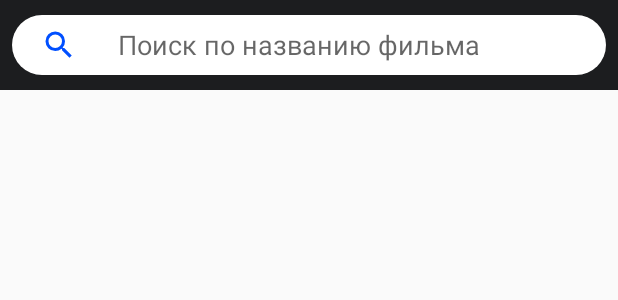
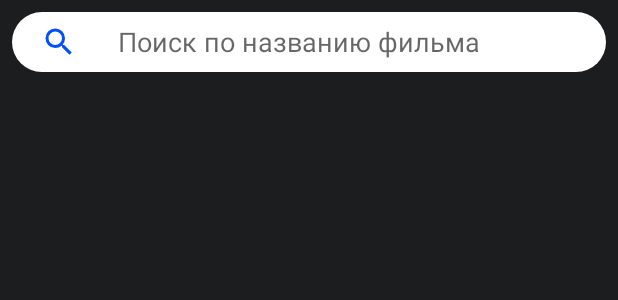
Before and after one commit to theKirill/MovieCatalog, an Android app: the layout activity_main.xml on its own in the app's theme, with its tools: preview values and no code run, on a phone screen of 412 x 824 dp. Shown: the top 300 px of the screen. Run offline under Robolectric (Android 15) with nearby library versions, the phone set to English and light mode, and no system bars.

```diff
--- a/app/src/main/AndroidManifest.xml
+++ b/app/src/main/AndroidManifest.xml
@@ -12,7 +12,7 @@
             android:roundIcon="@mipmap/ic_launcher_round"
             android:supportsRtl="true"
             android:theme="@style/AppTheme">
-        <activity android:name=".MainActivity"
+        <activity android:name=".activity.MainActivity"
                   android:windowSoftInputMode="stateHidden">
             <intent-filter>
                 <action android:name="android.intent.action.MAIN"/>
--- a/app/src/main/java/com/example/moviecatalog/Tools.kt
+++ b/app/src/main/java/com/example/moviecatalog/Tools.kt
@@ -3,6 +3,9 @@ package com.example.moviecatalog
 import java.util.*
 
 fun translateDate(badDate: String): String {
+    if (badDate.isEmpty())
+        return ""
+
     var resDate = ""
 
     val calendar = Calendar.getInstance()
--- a/app/src/main/java/com/example/moviecatalog/di/AppComponent.kt
+++ b/app/src/main/java/com/example/moviecatalog/di/AppComponent.kt
@@ -1,6 +1,6 @@
 package com.example.moviecatalog.di
 
-import com.example.moviecatalog.MainActivity
+import com.example.moviecatalog.activity.MainActivity
 import dagger.Component
 import javax.inject.Singleton
 
--- a/app/src/main/res/layout/activity_main.xml
+++ b/app/src/main/res/layout/activity_main.xml
@@ -5,7 +5,8 @@
         xmlns:app="http://schemas.android.com/apk/res-auto"
         android:layout_width="match_parent"
         android:layout_height="match_parent"
-        tools:context=".MainActivity">
+        tools:context=".activity.MainActivity"
+android:background="@color/colorGrey">
 
     <android.support.design.widget.CoordinatorLayout
             android:id="@+id/layout_main"
@@ -48,6 +49,7 @@
                         android:scrollbars="vertical">
                 </android.support.v7.widget.RecyclerView>
 
+
             </android.support.v4.widget.SwipeRefreshLayout>
 
         </FrameLayout>
@@ -62,10 +64,11 @@
 
             <android.support.v7.widget.AppCompatImageView
                     android:id="@+id/image_no_connection"
+                    android:layout_width="65dp"
+                    android:layout_height="55dp"
                     android:src="@drawable/ic_alert"
                     android:layout_centerInParent="true"
-                    android:layout_width="65dp"
-                    android:layout_height="55dp"/>
+                    android:layout_marginTop="60dp"/>
 
             <TextView
                     android:id="@+id/tv_error_internet"
@@ -101,10 +104,11 @@
 
             <android.support.v7.widget.AppCompatImageView
                     android:id="@+id/image_no_data"
-                    android:layout_width="52dp"
-                    android:layout_height="45dp"
+                    android:layout_width="66dp"
+                    android:layout_height="55dp"
                     android:src="@drawable/ic_big_search"
-                    android:layout_centerInParent="true"/>
+                    android:layout_marginTop="194dp"
+                    android:layout_centerHorizontal="true"/>
 
             <TextView
                     android:id="@+id/tv_nothing_found"
--- a/app/src/main/res/layout/toolbar.xml
+++ b/app/src/main/res/layout/toolbar.xml
@@ -9,6 +9,11 @@
         android:descendantFocusability="beforeDescendants"
         android:focusableInTouchMode="true">
 
+    <LinearLayout
+            android:layout_width="match_parent"
+            android:layout_height="wrap_content"
+            android:orientation="vertical">
+
         <EditText
                 android:id="@+id/et_search"
                 android:layout_width="match_parent"
@@ -18,12 +23,17 @@
                 android:drawablePadding="27.5dp"
                 android:paddingStart="19dp"
                 android:background="@drawable/rounded_edittext"
-            android:layout_margin="8dp"/>
+                android:layout_margin="8dp"
+                android:inputType="text"/>
 
         <ProgressBar
                 android:id="@+id/progress_horizontal"
                 android:layout_width="match_parent"
                 android:layout_height="wrap_content"
-            style="@style/Widget.AppCompat.ProgressBar.Horizontal"/>
+                android:indeterminateTintMode="src_atop"
+                style="@style/ProgressBarHorizontal"
+                android:visibility="invisible"/>
+
+    </LinearLayout>
 
 </android.support.v7.widget.Toolbar>
--- a/app/src/main/res/values/styles.xml
+++ b/app/src/main/res/values/styles.xml
@@ -40,4 +40,9 @@
         <item name="android:textStyle">normal</item>
     </style>
 
+    <style name="ProgressBarHorizontal" parent="@style/Widget.AppCompat.ProgressBar.Horizontal">
+        <item name="android:progressBackgroundTint">@color/colorElectricBlue</item>
+        <item name="android:indeterminateTint">@color/colorWhite</item>
+    </style>
+
 </resources>
```
Also changed, not shown: app/src/main/java/com/example/moviecatalog/activity/MainActivity.kt (renamed from app/src/main/java/com/example/moviecatalog/MainActivity.kt, +108 -25 lines), app/src/main/java/com/example/moviecatalog/adapters/MoviesAdapter.kt (+14 -3 lines), app/src/main/java/com/example/moviecatalog/network/MoviesApi.kt (+5 -2 lines), app/src/main/java/com/example/moviecatalog/network/Repository.kt (+19 -0 lines), app/src/main/res/card_view.xml (deleted, +0 -19 lines), app/src/main/res/layout/card_view.xml (+3 -6 lines), 1 other file. Lines whose indentation alone changed are shown as unchanged.
